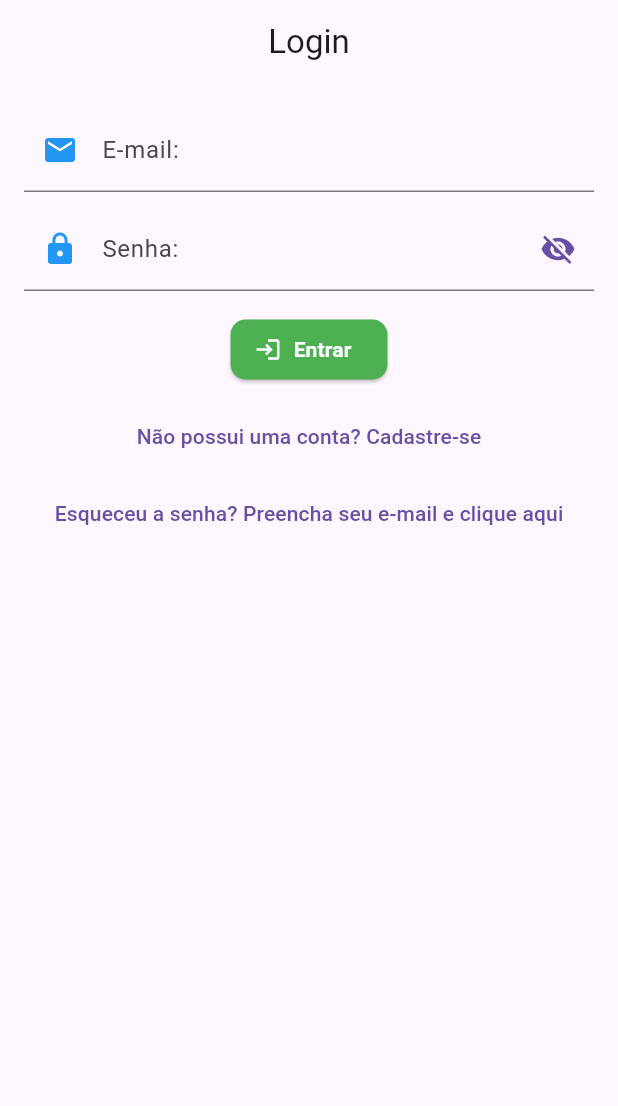
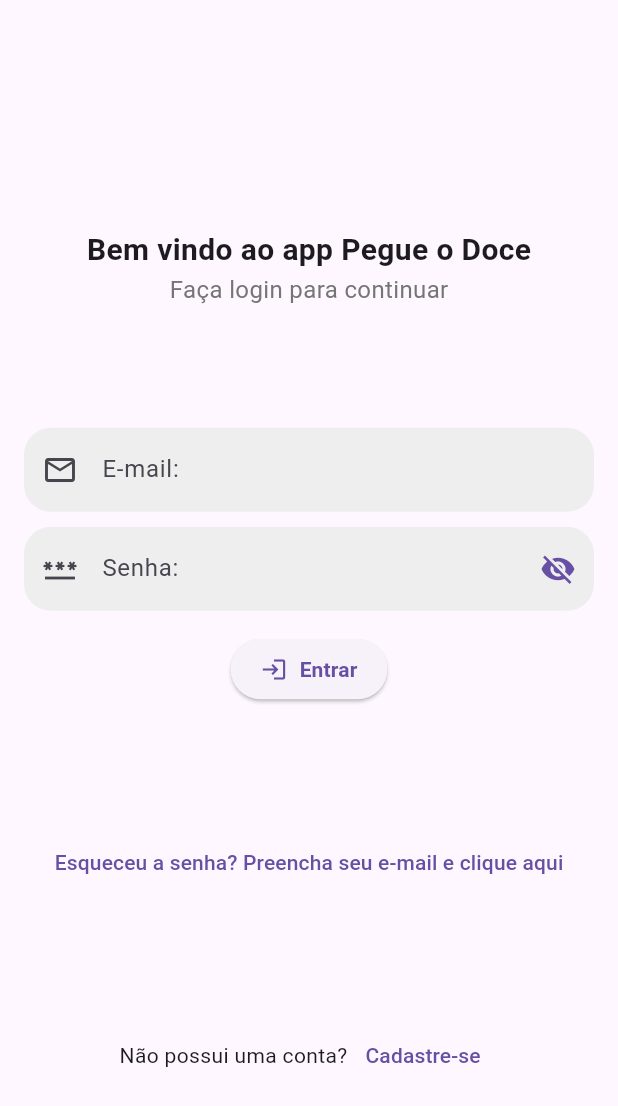
Before and after one commit to carlosmcnt/template-crud-produto, a Flutter app: the screen it shows after launch, on a phone screen of 412 x 824 dp. Shown: the top 1106 px of the screen. Run offline on Flutter 3.47's test engine with Material 3 defaults, Android fonts, the phone set to English and light mode, and no system bars; our stand-ins replace cloud_firestore, firebase_auth, firebase_core, firebase_storage, flutter_multi_formatter, flutter_riverpod and 1 more; accounts and stored records are empty; generated files the repository leaves out were written again.

Commit message:
Alterações em tela de login e cadastro

```diff
--- a/lib/login/views/login_widget.dart
+++ b/lib/login/views/login_widget.dart
@@ -3,20 +3,18 @@ import 'package:flutter_riverpod/flutter_riverpod.dart';
 import 'package:template_crud_produto/login/services/login_service.dart';
 import 'package:template_crud_produto/login/views/cadastro_widget.dart';
 import 'package:template_crud_produto/login/views/menu_principal_widget.dart';
+import 'package:template_crud_produto/produto/controllers/produto_list_controller.dart';
 
 class LoginPage extends ConsumerStatefulWidget {
-
   const LoginPage({super.key});
 
   @override
   ConsumerState<LoginPage> createState() {
     return LoginPageState();
   }
-
 }
 
-class LoginPageState extends ConsumerState<LoginPage>{
-
+class LoginPageState extends ConsumerState<LoginPage> {
   late TextEditingController _emailController;
   late TextEditingController _senhaController;
   bool senhaVisivel = false;
@@ -36,71 +34,7 @@ class LoginPageState extends ConsumerState<LoginPage>{
     super.dispose();
   }
 
-  @override
-  Widget build(BuildContext context) {
-    return Scaffold(
-      appBar: AppBar(
-        title: const Center(child: Text('Login')),
-        automaticallyImplyLeading: false,
-      ),
-      body: Padding(
-        padding: const EdgeInsets.all(16.0),
-        child: Form(
-          key: _formKey,
-          child: Column(
-            children: [
-              TextFormField(
-                controller: _emailController,
-                decoration: const InputDecoration(
-                  labelText: 'E-mail:',
-                  prefixIcon: Icon(Icons.email, color: Colors.blue),
-                ),
-                validator: (value) {
-                  if (value == null || value.isEmpty) {
-                    return 'Por favor, informe o e-mail';
-                  }
-                  return null;
-                },
-              ),
-              const SizedBox(height: 10),
-              TextFormField(
-                controller: _senhaController,
-                obscureText: !senhaVisivel,
-                decoration: InputDecoration(
-                  labelText: 'Senha:',
-                  prefixIcon: const Icon(Icons.lock, color: Colors.blue),
-                  suffixIcon: IconButton(
-                    icon: Icon(
-                            senhaVisivel
-                            ? Icons.visibility
-                            : Icons.visibility_off,
-                            color: Theme.of(context).primaryColor,
-                          ),
-                    onPressed: () {
-                      setState(() {
-                        senhaVisivel = !senhaVisivel;
-                      });
-                    },
-                  ),
-                ),
-                validator: (value) {
-                  if (value == null || value.isEmpty) {
-                    return 'Por favor, informe a senha';
-                  }
-                  return null;
-                },
-
-              ),
-              const SizedBox(height: 15),
-              ElevatedButton.icon(
-                style: ElevatedButton.styleFrom(
-                  backgroundColor: Colors.green,
-                  shape: RoundedRectangleBorder(
-                    borderRadius: BorderRadius.circular(10),
-                  ),
-                ),
-                onPressed: () async {
-
+  Future<void> realizarLogin(BuildContext context) async {
     if (!_formKey.currentState!.validate()) {
       return;
     }
@@ -113,19 +47,46 @@ class LoginPageState extends ConsumerState<LoginPage>{
 
     if (!context.mounted) return;
 
-                  if(retornoLogin) {
-                    Navigator.of(context).push(
-                      MaterialPageRoute(
+    if (retornoLogin) {
+      ref.invalidate(produtoListControllerProvider);
+
+      Navigator.of(context).push(MaterialPageRoute(
         builder: (context) => const MenuPrincipalWidget(),
-                      )
+      ));
+    }
+  }
+
+  @override
+  Widget build(BuildContext context) {
+    return Scaffold(
+      appBar: AppBar(
+        automaticallyImplyLeading: false,
+      ),
+      body: Padding(
+        padding: const EdgeInsets.all(16.0),
+        child: Center(
+          child: Form(
+            key: _formKey,
+            child: Column(
+              mainAxisAlignment: MainAxisAlignment.spaceEvenly,
+              children: [
+                _inicio(context),
+                _camposObrigatorios(context),
+                _senhaEsquecida(context),
+                _cadastro(context),
+              ],
+            ),
+          ),
+        ),
+      ),
     );
   }
 
-                },
-                label: const Text('Entrar', style: TextStyle(color: Colors.white, fontWeight: FontWeight.bold)),
-                icon: const Icon(Icons.login, color: Colors.white),
-              ),
-              const SizedBox(height: 10),
+  _cadastro(context) {
+    return Row(
+      mainAxisAlignment: MainAxisAlignment.center,
+      children: [
+        const Text('Não possui uma conta?'),
         TextButton(
           onPressed: () {
             Navigator.of(context).push(
@@ -134,23 +95,102 @@ class LoginPageState extends ConsumerState<LoginPage>{
               ),
             );
           },
-                child: const Text('Não possui uma conta? Cadastre-se'),
+          child: const Text('Cadastre-se'),
         ),
-              const SizedBox(height: 3),
-              TextButton(
+      ],
+    );
+  }
+
+  _senhaEsquecida(context) {
+    return Center(
+      child: TextButton(
         onPressed: () async {
-                  await ref.read(loginServiceProvider)
+          await ref
+              .read(loginServiceProvider)
               .redefinirSenha(_emailController.text.trim(), context);
 
           if (!context.mounted) return;
         },
-                child: const Text('Esqueceu a senha? Preencha seu e-mail e clique aqui'),
-              ),
-            ],
-          ),
-        ),
+        child:
+            const Text('Esqueceu a senha? Preencha seu e-mail e clique aqui'),
       ),
     );
   }
 
+  _inicio(context) {
+    return Column(
+      children: [
+        const Text(
+          "Bem vindo ao app Pegue o Doce",
+          style: TextStyle(
+            fontSize: 20,
+            fontWeight: FontWeight.bold,
+          ),
+        ),
+        Text("Faça login para continuar",
+            style: TextStyle(
+              fontSize: 16,
+              color: Colors.grey[600],
+            )),
+      ],
+    );
   }
+
+  _camposObrigatorios(context) {
+    return Column(
+      mainAxisAlignment: MainAxisAlignment.center,
+      children: [
+        TextField(
+          controller: _emailController,
+          decoration: InputDecoration(
+            hintText: "E-mail:",
+            border: OutlineInputBorder(
+                borderRadius: BorderRadius.circular(18),
+                borderSide: BorderSide.none),
+            fillColor: Colors.grey[200],
+            filled: true,
+            prefixIcon: const Icon(Icons.email_outlined),
+          ),
+        ),
+        const SizedBox(height: 10),
+        TextField(
+          controller: _senhaController,
+          obscureText: !senhaVisivel,
+          decoration: InputDecoration(
+            hintText: "Senha:",
+            border: OutlineInputBorder(
+                borderRadius: BorderRadius.circular(18),
+                borderSide: BorderSide.none),
+            fillColor: Colors.grey[200],
+            filled: true,
+            prefixIcon: const Icon(Icons.password),
+            suffixIcon: IconButton(
+              icon: Icon(
+                senhaVisivel ? Icons.visibility : Icons.visibility_off,
+                color: Theme.of(context).primaryColor,
+              ),
+              onPressed: () {
+                setState(() {
+                  senhaVisivel = !senhaVisivel;
+                });
+              },
+            ),
+          ),
+        ),
+        const SizedBox(height: 15),
+        ElevatedButton.icon(
+          style: ElevatedButton.styleFrom(
+            shape: const StadiumBorder(),
+            padding: const EdgeInsets.symmetric(horizontal: 20, vertical: 10),
+          ),
+          onPressed: () async {
+            await realizarLogin(context);
+          },
+          label: const Text('Entrar',
+              style: TextStyle(fontWeight: FontWeight.bold)),
+          icon: const Icon(Icons.login),
+        ),
+      ],
+    );
+  }
+}
```
Also changed, not shown: lib/login/views/cadastro_widget.dart (+158 -75 lines), lib/utils/formatador.dart (+12 -0 lines). Lines whose indentation alone changed are shown as unchanged.
